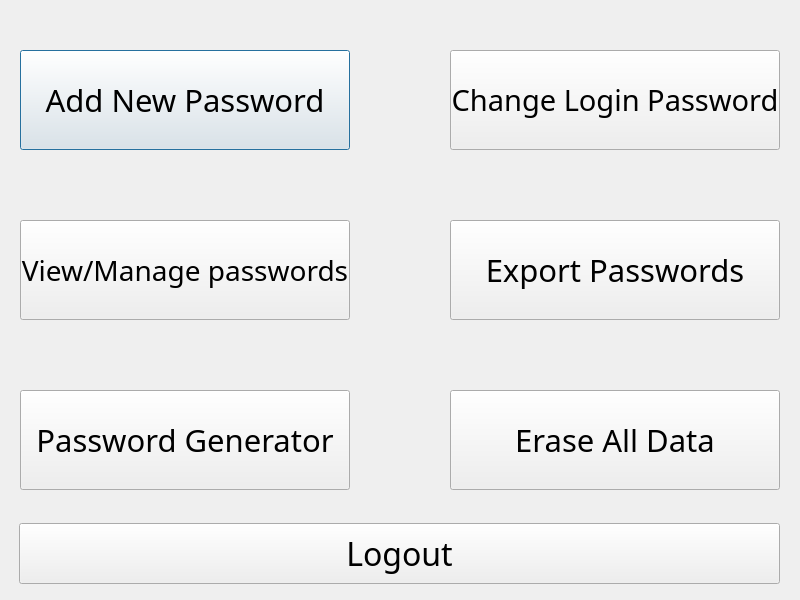
Qt form passwordmanagementbuttons.ui (TheTallProgrammer/Password-Manager) before a commit.
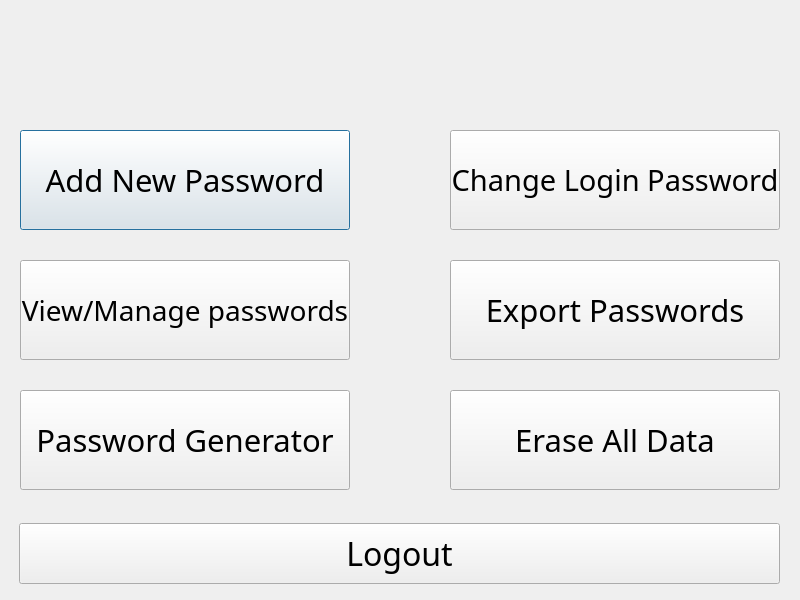
The same form after that commit.

Commit message: changed button ui to fit theme widget

```diff
--- a/passwordmanagementbuttons.ui
+++ b/passwordmanagementbuttons.ui
@@ -23,7 +23,7 @@
    <property name="geometry">
     <rect>
      <x>20</x>
-     <y>50</y>
+     <y>130</y>
      <width>330</width>
      <height>100</height>
     </rect>
@@ -42,7 +42,7 @@
    <property name="geometry">
     <rect>
      <x>20</x>
-     <y>220</y>
+     <y>260</y>
      <width>330</width>
      <height>100</height>
     </rect>
@@ -80,7 +80,7 @@
    <property name="geometry">
     <rect>
      <x>450</x>
-     <y>220</y>
+     <y>260</y>
      <width>330</width>
      <height>100</height>
     </rect>
@@ -99,7 +99,7 @@
    <property name="geometry">
     <rect>
      <x>450</x>
-     <y>50</y>
+     <y>130</y>
      <width>330</width>
      <height>100</height>
     </rect>
@@ -152,6 +152,16 @@
     <string>Logout</string>
    </property>
   </widget>
+  <widget class="QWidget" name="themeWidget" native="true">
+   <property name="geometry">
+    <rect>
+     <x>270</x>
+     <y>10</y>
+     <width>261</width>
+     <height>80</height>
+    </rect>
+   </property>
+  </widget>
  </widget>
  <resources/>
  <connections/>
```
The commit also changes 8 other files.
